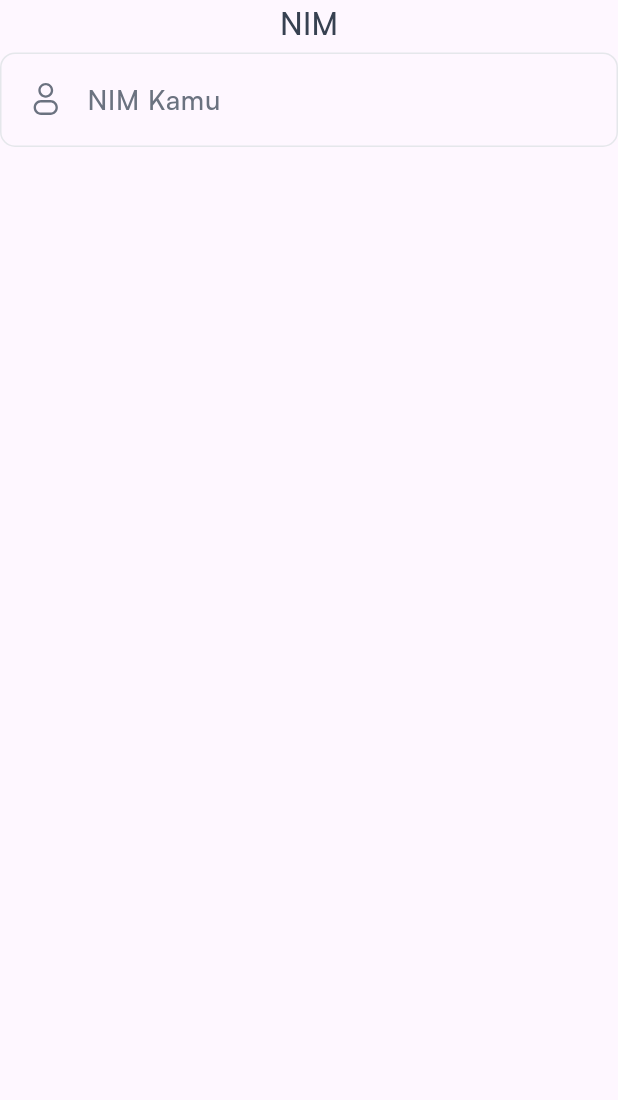
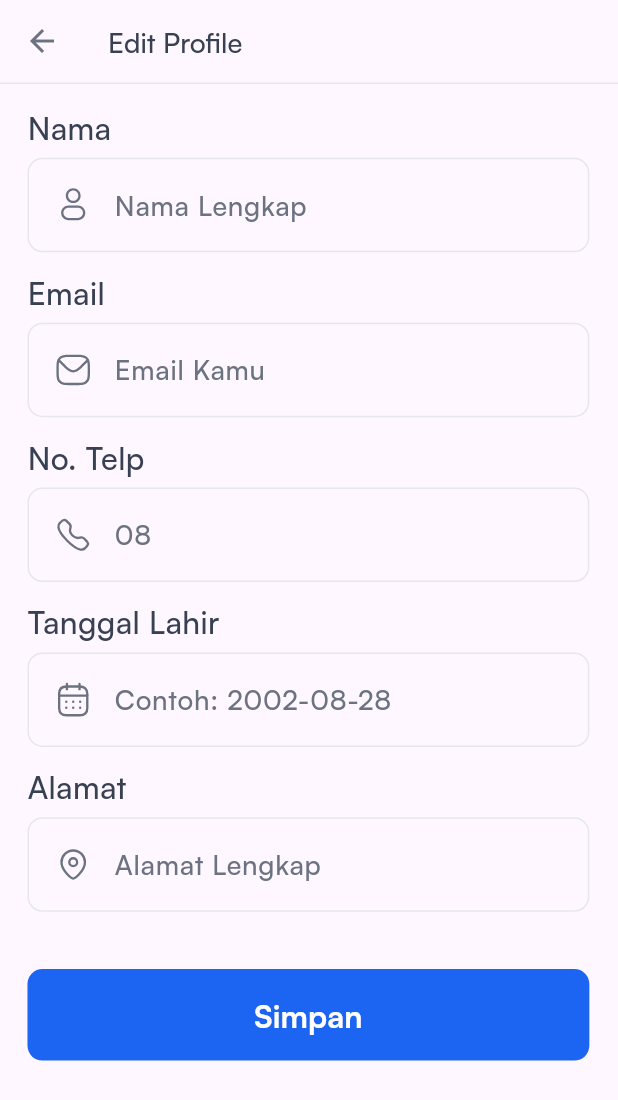
Before and after one commit to fikrilal/Online-Presence-Mobile-App, a Flutter app: the screen it shows after launch, on a phone screen of 412 x 824 dp. Shown: the top 1100 px of the screen. Run offline on Flutter 3.47's test engine with Material 3 defaults, Android fonts, the phone set to English and light mode, and no system bars; our stand-ins replace flutter_screenutil, flutter_svg, geocoding, geolocator, go_router, google_maps_flutter and 2 more; missing offline and left inert: flutter_hicons.

Commit message:
update profile

```diff
--- a/lib/repository/api/api_config.dart
+++ b/lib/repository/api/api_config.dart
@@ -5,4 +5,5 @@ class ApiConfig {
   static const String getUserUrl = baseUrl + 'getuser.php';
   static const String presensiUrl = baseUrl + 'addpresensi.php';
   static const String riwayatUrl = baseUrl + 'getriyawatpresensi.php';
+  static const String updateUrl = baseUrl + 'updateprofile.php';
 }
--- /dev/null
+++ b/lib/repository/api/api_updateProfile.dart
@@ -0,0 +1,49 @@
+import 'package:http/http.dart' as http;
+import 'dart:convert';
+
+import 'api_config.dart';
+
+class UserService {
+  Future<bool> updateUser({
+    required int userId,
+    required String nim,
+    required String nama,
+    required String email,
+    required String telp,
+    required String tanggalLahir,
+    required String alamat,
+    String? password, // Password adalah opsional
+  }) async {
+    final url = Uri.parse(ApiConfig.updateUrl);
+
+    try {
+      final response = await http.post(
+        url,
+        headers: {'Content-Type': 'application/json'},
+        body: jsonEncode({
+          'user_id': userId,
+          'nim': nim,
+          'nama': nama,
+          'email': email,
+          'telp': telp,
+          'tanggal_lahir': tanggalLahir,
+          'alamat': alamat,
+          if (password != null) 'password': password, // Sertakan password hanya jika tidak null
+        }),
+      );
+
+      if (response.statusCode == 200) {
+        final data = json.decode(response.body);
+        if (data['status'] == 'success') {
+          return true; // Berhasil memperbarui data pengguna
+        }
+        print('Error updating user: ${data['message']}');
+      } else {
+        print('Server error: ${response.statusCode}');
+      }
+    } catch (e) {
+      print('Exception caught: $e');
+    }
+    return false; // Gagal memperbarui data pengguna
+  }
+}
--- a/lib/views/pages/profile/edit_profile_page.dart
+++ b/lib/views/pages/profile/edit_profile_page.dart
@@ -1,8 +1,14 @@
+import 'dart:convert';
+
 import 'package:flutter/material.dart';
 import 'package:flutter_screenutil/flutter_screenutil.dart';
-
+import 'package:shared_preferences/shared_preferences.dart';
+import 'package:http/http.dart' as http;
+import '../../../repository/api/api_config.dart';
+import '../../../repository/api/api_updateProfile.dart';
 import '../../../repository/library/library_colors.dart';
 import '../../component/appbar/component_appbar.dart';
+import '../../component/button/component_button.dart';
 import '../../component/text/component_text.dart';
 import '../../component/textfield/textfield_emailPass.dart';
 
@@ -21,22 +27,143 @@ class _EditProfilePageState extends State<EditProfilePage> {
   final TextEditingController _controllerAlamat = TextEditingController();
   final TextEditingController _controllerPassword = TextEditingController();
 
+  String? userNIM;
+  String? userName;
+  String? userEmail;
+  String? userTelp;
+  String? userTanggalLahir;
+  String? userAlamat;
+  int? userId;
+
+  @override
+  void initState() {
+    super.initState();
+    _loadUserInfo();
+  }
+
+  Future<void> _loadUserInfo() async {
+    final prefs = await SharedPreferences.getInstance();
+    userNIM = prefs.getString('userNIM');
+
+    if (userNIM != null) {
+      final response =
+      await http.get(Uri.parse('${ApiConfig.getUserUrl}?nim=$userNIM'));
+
+      if (response.statusCode == 200) {
+        final userData = json.decode(response.body);
+        setState(() {
+          userId = int.tryParse(userData['user_id'].toString()) ?? 0;
+          userName = userData['nama'];
+          userEmail = userData['email'];
+          userTelp = userData['telp'];
+          userTanggalLahir = userData['tanggal_lahir'];
+          userAlamat = userData['alamat'];
+
+          // Set values for the TextEditingControllers
+          _controllerNama.text = userName ?? '';
+          _controllerEmail.text = userEmail ?? '';
+          _controllerTelp.text = userTelp ?? '';
+          _controllerTanggalLahir.text = userTanggalLahir ?? '';
+          _controllerAlamat.text = userAlamat ?? '';
+        });
+      } else {
+        print('Gagal mengambil data pengguna');
+      }
+    }
+  }
+
   @override
   Widget build(BuildContext context) {
     return Scaffold(
+      appBar: CustomAppBar(
+        title: "Edit Profile",
+        onBack: () {
+          Navigator.of(context).pop();
+        },
+      ),
       body: SingleChildScrollView(
+        child: Padding(
+          padding: EdgeInsets.fromLTRB(16.w, 2.w, 16.h, 16.w),
           child: Column(
+            crossAxisAlignment: CrossAxisAlignment.start,
             children: [
-            Desc18w700("NIM"),
+              SizedBox(height: 10.h),
+              Desc18w700("Nama"),
               SizedBox(height: 5.h),
               EmailPassField(
-              text: "NIM Kamu",
+                text: "Nama Lengkap",
                 svgIconPath: "assets/icons/icons_profile.svg",
                 controller: _controllerNama,
                 iconColor: ListColor.gray500,
                 isPasswordType: false,
               ),
+              SizedBox(height: 10.h),
+              Desc18w700("Email"),
+              SizedBox(height: 5.h),
+              EmailPassField(
+                text: "Email Kamu",
+                svgIconPath: "assets/icons/icons_mail.svg",
+                controller: _controllerEmail,
+                iconColor: ListColor.gray500,
+                isPasswordType: false,
+              ),
+              SizedBox(height: 10.h),
+              Desc18w700("No. Telp"),
+              SizedBox(height: 5.h),
+              EmailPassField(
+                text: "08",
+                svgIconPath: "assets/icons/icons_telp.svg",
+                controller: _controllerTelp,
+                iconColor: ListColor.gray500,
+                isPasswordType: false,
+              ),
+              SizedBox(height: 10.h),
+              Desc18w700("Tanggal Lahir"),
+              SizedBox(height: 5.h),
+              EmailPassField(
+                text: "Contoh: 2002-08-28",
+                svgIconPath: "assets/icons/icons_date.svg",
+                controller: _controllerTanggalLahir,
+                iconColor: ListColor.gray500,
+                isPasswordType: false,
+              ),
+              SizedBox(height: 10.h),
+              Desc18w700("Alamat"),
+              SizedBox(height: 5.h),
+              EmailPassField(
+                text: "Alamat Lengkap",
+                svgIconPath: "assets/icons/icons_location.svg",
+                controller: _controllerAlamat,
+                iconColor: ListColor.gray500,
+                isPasswordType: false,
+              ),
+              SizedBox(height: 32.h),
+              primaryButton(
+                  text: "Simpan",
+                  onPressed: () async {
+                    bool success = await UserService().updateUser(
+                      userId: userId!, // Anda perlu memastikan userId ini tersedia
+                      nim: userNIM ?? '',
+                      nama: _controllerNama.text,
+                      email: _controllerEmail.text,
+                      telp: _controllerTelp.text,
+                      tanggalLahir: _controllerTanggalLahir.text,
+                      alamat: _controllerAlamat.text,
+                      password: _controllerPassword.text, // Hanya sertakan jika password diubah
+                    );
+                    if (success) {
+                      ScaffoldMessenger.of(context).showSnackBar(
+                        SnackBar(content: Text('Profil berhasil diperbarui')),
+                      );
+                      Navigator.of(context).pop();
+                    } else {
+                      ScaffoldMessenger.of(context).showSnackBar(
+                        SnackBar(content: Text('Gagal memperbarui profil')),
+                      );
+                    }
+                  }),
             ],
+          ),
         ),
       ),
     );
```
Lines whose indentation alone changed are shown as unchanged.
